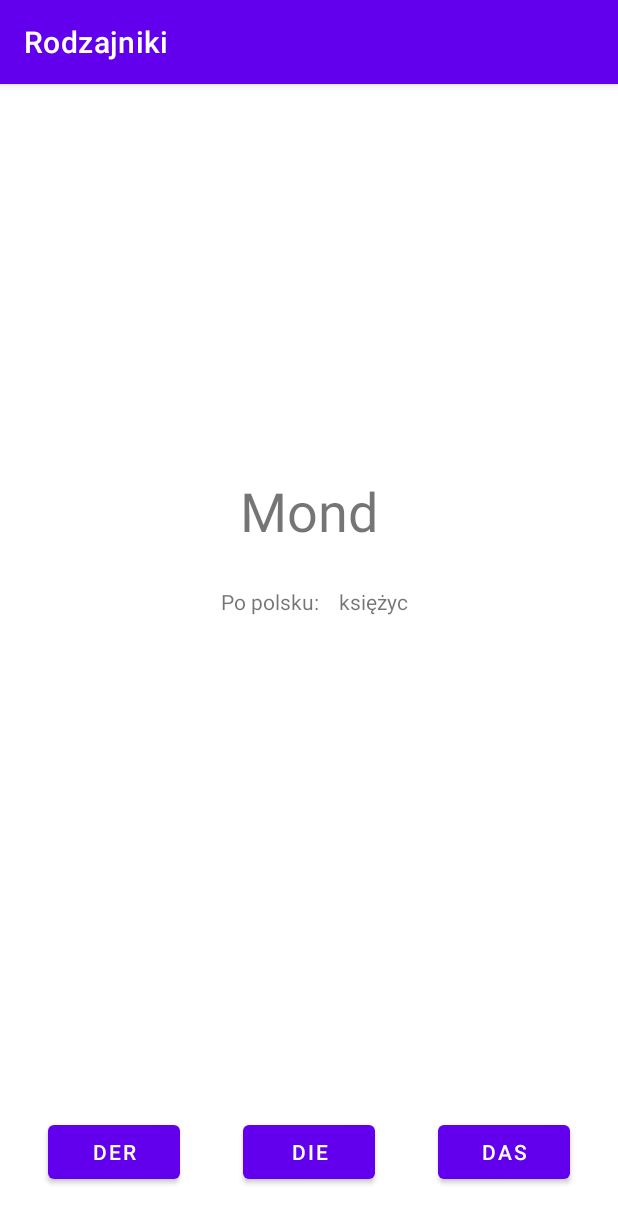
After one commit to FilipPalusinski/rodzajniki, an Android app: the GraActivity screen opened directly, with no data from a screen before it, on a phone screen of 412 x 824 dp. The commit adds this screen. Shown: the top 1223 px of the screen. Run offline under Robolectric (Android 15) with nearby library versions, the phone set to English and light mode, and no system bars.

Commit message:
Added GraActivity

```diff
--- a/app/src/main/AndroidManifest.xml
+++ b/app/src/main/AndroidManifest.xml
@@ -9,10 +9,11 @@
         android:roundIcon="@mipmap/ic_launcher_round"
         android:supportsRtl="true"
         android:theme="@style/Theme.Rodzajniki">
+        <activity android:name=".GraActivity"></activity>
         <activity
             android:name=".Samouczek"
             android:label="@string/title_activity_samouczek"
-            android:theme="@style/Theme.Rodzajniki.NoActionBar"></activity>
+            android:theme="@style/Theme.Rodzajniki.NoActionBar" />
         <activity android:name=".samouczek.Samouczek" />
         <activity android:name=".MainActivity">
             <intent-filter>
--- /dev/null
+++ b/app/src/main/java/pl/studioandroida/rodzajniki/GraActivity.kt
@@ -0,0 +1,73 @@
+package pl.studioandroida.rodzajniki
+
+import android.os.Bundle
+import android.util.Log
+import androidx.appcompat.app.AppCompatActivity
+import kotlinx.android.synthetic.main.activity_gra.*
+
+class GraActivity : AppCompatActivity() {
+    override fun onCreate(savedInstanceState: Bundle?) {
+        super.onCreate(savedInstanceState)
+        setContentView(R.layout.activity_gra)
+
+        val myMap: Map<String, String> = mapOf<String, String>(
+            "die" to "Frau",
+            "der" to "Mann",
+            "das" to "Kind",
+            "das" to "Messer",
+            "das" to "Loffel",
+            "das" to "Gabel",
+            "der" to "Tisch",
+            "die" to "Blumen",
+            "das" to "Bild",
+            "der" to "Hund",
+            "die" to "Luft",
+            "die" to "Erde",
+            "der" to "Mond",
+            "die" to "Sonne",
+            "die" to "Weichsel",
+            "die" to "Ostsee",
+            "die" to "Alpen",
+            "die" to "Karpaten",
+        )
+
+        val myMap2: Map<String, String> = mapOf<String, String>(
+            "Frau" to "kobieta",
+            "Mann" to "mężczyzna",
+            "Kind" to "dziecko",
+            "Messer" to "nóż",
+            "Loffel" to "nóż",
+            "Gabel" to "widelec",
+            "Tisch" to "stół",
+            "Blumen" to "kwiaty",
+            "Bild" to "obrazek",
+            "Hund" to "pies",
+            "Luft" to "powietrze",
+            "Erde" to "ziemia",
+            "Mond" to "księżyc",
+            "Sonne" to "ziemia",
+            "Weichsel" to "wisła",
+            "Ostsee" to "Bałtyk",
+            "Alpen" to "Alpy",
+            "Karpaten" to "Karpaty",
+        )
+
+
+        //wczytuje 10 wyrazów do nowej tablicy
+        var index = 0;
+        //val numbersMap = emptyMap<String, String>().toMutableMap()
+        var wordsList = emptyList<String>().toMutableList()
+        for((k, v) in myMap){
+            if (index < 10){
+                wordsList.add(v)
+            }
+            index++
+
+        }
+        Log.d("Debug", "numbersMap$wordsList")
+
+        slowo.text = wordsList[1]
+        poPolsku.text = myMap2[wordsList[1]]
+
+    }
+}
--- a/app/src/main/java/pl/studioandroida/rodzajniki/MainActivity.kt
+++ b/app/src/main/java/pl/studioandroida/rodzajniki/MainActivity.kt
@@ -1,24 +1,46 @@
 package pl.studioandroida.rodzajniki
 
+import android.content.Context
 import android.content.Intent
+import android.content.SharedPreferences
+import android.content.SharedPreferences.Editor
+import android.os.Bundle
 import androidx.appcompat.app.AppCompatActivity
-import android.os.Bundle
-import android.widget.Button
 import kotlinx.android.synthetic.main.activity_main.*
 
+private val sharedPrefFile = "kotlinsharedpreference"
 class MainActivity : AppCompatActivity() {
     override fun onCreate(savedInstanceState: Bundle?) {
         super.onCreate(savedInstanceState)
         setContentView(R.layout.activity_main)
 
 
+        val sharedPreferences: SharedPreferences = this.getSharedPreferences(sharedPrefFile,Context.MODE_PRIVATE)
 
+        //sprawdzam czy uzytkownik wchodzi do aplikacji pierwszy raz
+        val isFirst = sharedPreferences.getBoolean("isFirst", true)
+        if(!isFirst){
+            //jezeli nie jest to jego pierwsze wlaczenie aplikacji, to pomijam samouczek
+            val intent = Intent(this, GraActivity::class.java)
+            startActivity(intent)
+            finish()
+        }
 
+        val editor: SharedPreferences.Editor =  sharedPreferences.edit()
+        editor.putBoolean("isFirst", false)
+        editor.apply()
+        editor.commit()
+
+        nie.setOnClickListener {
+            val intent = Intent(this, GraActivity::class.java)
+            startActivity(intent)
+            finish()
+        }
 
         tak.setOnClickListener {
             val intent = Intent(this, Samouczek::class.java)
             startActivity(intent)
-
+            finish()
         }
     }
 }
--- a/app/src/main/java/pl/studioandroida/rodzajniki/Samouczek.kt
+++ b/app/src/main/java/pl/studioandroida/rodzajniki/Samouczek.kt
@@ -1,11 +1,24 @@
 package pl.studioandroida.rodzajniki
 
+import android.content.Intent
 import androidx.appcompat.app.AppCompatActivity
 import android.os.Bundle
+import kotlinx.android.synthetic.main.activity_main.*
+import kotlinx.android.synthetic.main.activity_main.tak
+import kotlinx.android.synthetic.main.activity_samouczek.*
 
 class Samouczek : AppCompatActivity() {
     override fun onCreate(savedInstanceState: Bundle?) {
         super.onCreate(savedInstanceState)
         setContentView(R.layout.activity_samouczek)
+
+
+
+
+        zaczynam.setOnClickListener {
+            val intent = Intent(this, GraActivity::class.java)
+            startActivity(intent)
+            finish()
+        }
     }
 }
--- /dev/null
+++ b/app/src/main/res/layout/activity_gra.xml
@@ -0,0 +1,70 @@
+<?xml version="1.0" encoding="utf-8"?>
+<androidx.constraintlayout.widget.ConstraintLayout xmlns:android="http://schemas.android.com/apk/res/android"
+    xmlns:app="http://schemas.android.com/apk/res-auto"
+    xmlns:tools="http://schemas.android.com/tools"
+    android:layout_width="match_parent"
+    android:layout_height="match_parent"
+    tools:context=".GraActivity">
+
+    <TextView
+        android:id="@+id/slowo"
+        android:layout_width="161dp"
+        android:layout_height="67dp"
+        android:layout_marginTop="260dp"
+        android:textAlignment="center"
+        android:textSize="36sp"
+        app:layout_constraintEnd_toEndOf="parent"
+        app:layout_constraintStart_toStartOf="parent"
+        app:layout_constraintTop_toTopOf="parent" />
+
+    <Button
+        android:id="@+id/derButton"
+        android:layout_width="wrap_content"
+        android:layout_height="wrap_content"
+        android:layout_marginStart="32dp"
+        android:layout_marginBottom="32dp"
+        android:text="Der"
+        app:layout_constraintBottom_toBottomOf="parent"
+        app:layout_constraintStart_toStartOf="parent" />
+
+    <Button
+        android:id="@+id/dieButton"
+        android:layout_width="wrap_content"
+        android:layout_height="wrap_content"
+        android:layout_marginBottom="32dp"
+        android:text="Die"
+        app:layout_constraintBottom_toBottomOf="parent"
+        app:layout_constraintEnd_toStartOf="@+id/dasButton"
+        app:layout_constraintStart_toEndOf="@+id/derButton" />
+
+    <Button
+        android:id="@+id/dasButton"
+        android:layout_width="wrap_content"
+        android:layout_height="wrap_content"
+        android:layout_marginEnd="32dp"
+        android:layout_marginBottom="32dp"
+        android:text="Das"
+        app:layout_constraintBottom_toBottomOf="parent"
+        app:layout_constraintEnd_toEndOf="parent" />
+
+    <TextView
+        android:id="@+id/poPolsku"
+        android:layout_width="wrap_content"
+        android:layout_height="wrap_content"
+        android:layout_marginTop="8dp"
+        android:layout_marginEnd="140dp"
+        android:text="TextView"
+        app:layout_constraintEnd_toEndOf="parent"
+        app:layout_constraintTop_toBottomOf="@+id/slowo" />
+
+    <TextView
+        android:id="@+id/textView9"
+        android:layout_width="wrap_content"
+        android:layout_height="wrap_content"
+        android:layout_marginStart="141dp"
+        android:layout_marginEnd="8dp"
+        android:text="Po polsku:"
+        app:layout_constraintEnd_toStartOf="@+id/poPolsku"
+        app:layout_constraintStart_toStartOf="parent"
+        app:layout_constraintTop_toTopOf="@+id/poPolsku" />
+</androidx.constraintlayout.widget.ConstraintLayout>
--- a/app/src/main/res/layout/activity_main.xml
+++ b/app/src/main/res/layout/activity_main.xml
@@ -32,7 +32,7 @@
         app:layout_constraintTop_toBottomOf="@+id/imageView3" />
 
     <Button
-        android:id="@+id/button"
+        android:id="@+id/nie"
         android:layout_width="104dp"
         android:layout_height="56dp"
         android:layout_marginStart="50dp"
--- a/app/src/main/res/layout/activity_samouczek.xml
+++ b/app/src/main/res/layout/activity_samouczek.xml
@@ -53,7 +53,7 @@
         app:srcCompat="@drawable/tabelka" />
 
     <Button
-        android:id="@+id/button2"
+        android:id="@+id/zaczynam"
         android:layout_width="wrap_content"
         android:layout_height="wrap_content"
         android:layout_marginBottom="32dp"
```
